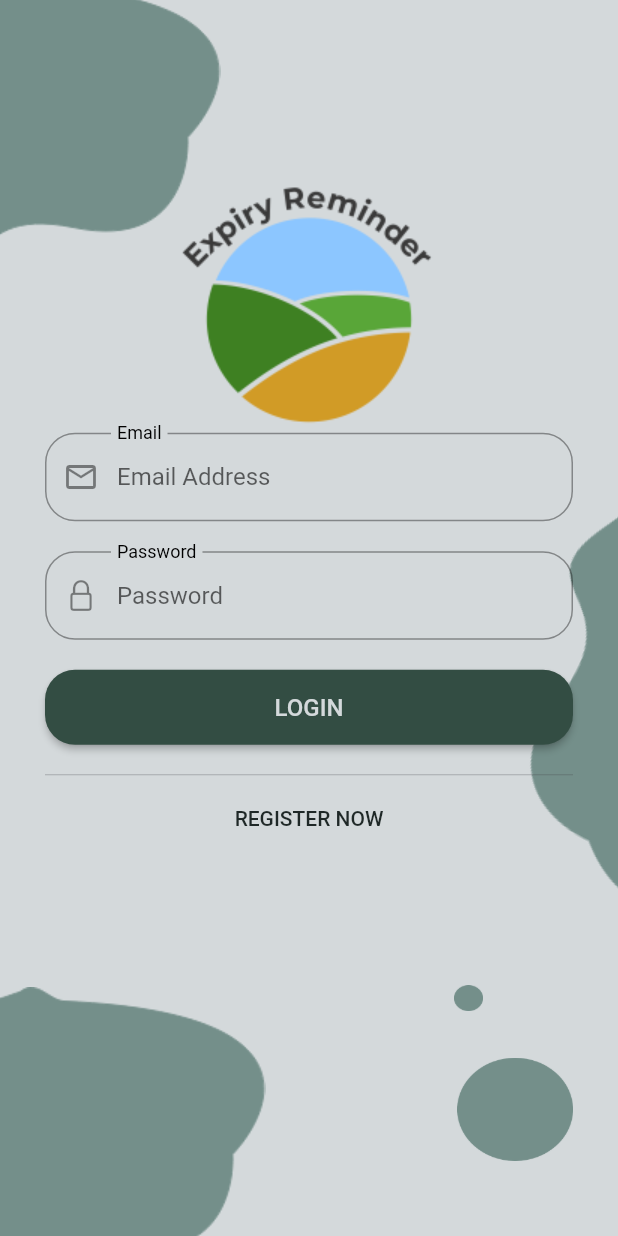
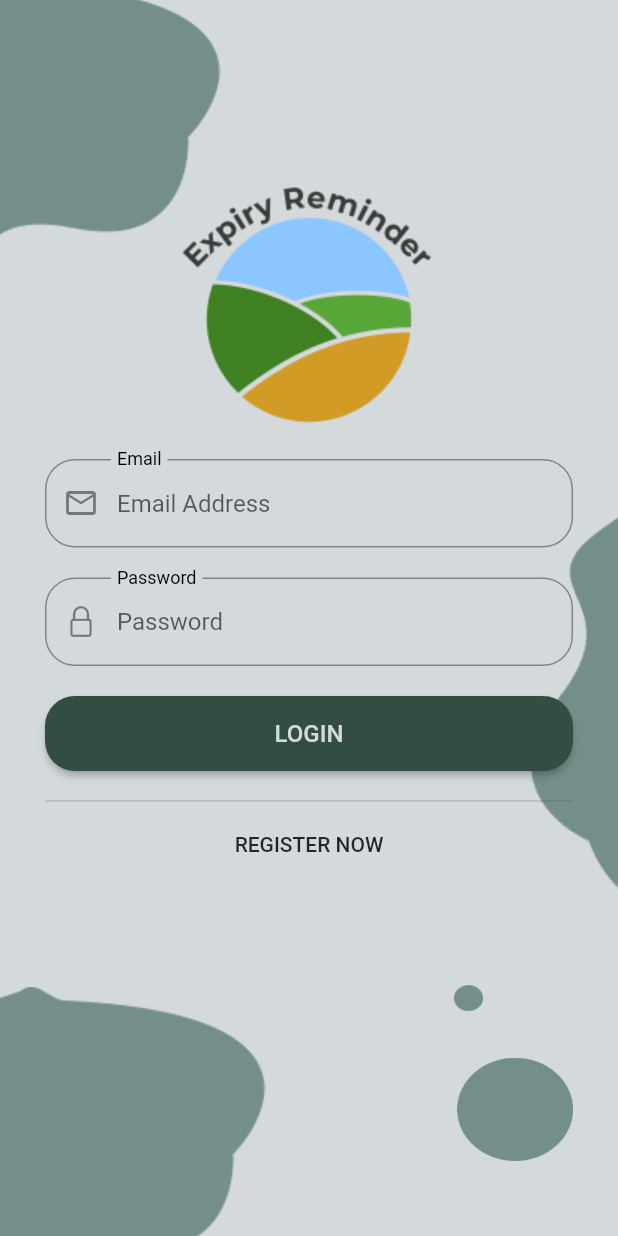
Before and after one commit to randomnose/expiry_reminder, a Flutter app: the screen it shows after launch, on a phone screen of 412 x 824 dp. Run offline on Flutter 3.47's test engine with Material 2 defaults, Android fonts, the phone set to English and light mode, and no system bars; our stand-ins replace cloud_firestore, expandable, firebase_auth, firebase_storage, flutter_local_notifications, flutter_native_timezone and 5 more; missing offline and left inert: flutter_barcode_scanner; accounts and stored records are empty.

Commit message:
- fixed sign in page padding top issue

```diff
--- a/lib/screens/authenticate/sign_in.dart
+++ b/lib/screens/authenticate/sign_in.dart
@@ -51,13 +51,12 @@ class _SignInState extends State<SignIn> {
         ? Loading()
         : SignInBg(
             child: Padding(
-              padding: EdgeInsets.symmetric(horizontal: 30),
+              padding: EdgeInsets.fromLTRB(30, 140, 30, 30),
               child: Form(
                 key: _formKey,
                 child: Column(
                   mainAxisSize: MainAxisSize.min,
                   children: [
-                    SizedBox(height: 75.0),
                     TextFormField(
                       controller: _emailController,
                       decoration: textInputDecoration.copyWith(
```
